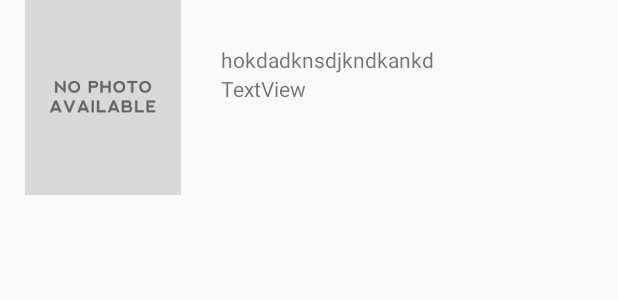
After one commit to Dannyang27/Kino, an Android app: the layout viewholder_cast.xml on its own in the app's theme, with its tools: preview values and no code run, on a phone screen of 412 x 824 dp. The commit adds this screen. Shown: the top 300 px of the screen. Run offline under Robolectric (Android 15) with nearby library versions, the phone set to English and light mode, and no system bars.

Commit message:
MovieDetailCast: Viewholder added to recyclerViewAdapter

```diff
--- a/app/src/main/java/com/example/ledannyyang/movies/Model/Credit/CastItem.kt
+++ b/app/src/main/java/com/example/ledannyyang/movies/Model/Credit/CastItem.kt
@@ -17,4 +17,4 @@ data class CastItem(@SerializedName("cast_id")
                     @SerializedName("order")
                     val order: Int = 0,
                     @SerializedName("profile_path")
-                    val profilePath: String = "")
+                    val profilePath: String? = "")
--- a/app/src/main/java/com/example/ledannyyang/movies/Model/Credit/CrewItem.kt
+++ b/app/src/main/java/com/example/ledannyyang/movies/Model/Credit/CrewItem.kt
@@ -15,4 +15,4 @@ data class CrewItem(@SerializedName("credit_id")
                     @SerializedName("name")
                     val name: String = "",
                     @SerializedName("profile_path")
-                    val profilePath: String = "")
+                    val profilePath: String? = "")
--- /dev/null
+++ b/app/src/main/res/layout/viewholder_cast.xml
@@ -0,0 +1,39 @@
+<?xml version="1.0" encoding="utf-8"?>
+<LinearLayout
+    xmlns:android="http://schemas.android.com/apk/res/android"
+    xmlns:app="http://schemas.android.com/apk/res-auto"
+    xmlns:tools="http://schemas.android.com/tools"
+    android:layout_width="match_parent"
+    android:layout_height="130dp"
+    android:orientation="horizontal">
+
+
+    <ImageView
+        android:id="@+id/cast_portrait"
+        android:layout_width="0dp"
+        android:layout_height="wrap_content"
+        android:layout_weight="1"
+        app:srcCompat="@drawable/nophoto"/>
+
+    <LinearLayout
+        android:layout_width="0dp"
+        android:layout_height="match_parent"
+        android:layout_weight="2"
+        android:paddingTop="30dp"
+        android:paddingLeft="10dp"
+        android:paddingRight="10dp"
+        android:orientation="vertical">
+
+        <TextView
+            android:id="@+id/movie_cast_name"
+            android:layout_width="match_parent"
+            android:layout_height="wrap_content"
+            android:text="hokdadknsdjkndkankd" />
+
+        <TextView
+            android:id="@+id/movie_cast_character"
+            android:layout_width="match_parent"
+            android:layout_height="wrap_content"
+            android:text="TextView" />
+    </LinearLayout>
+</LinearLayout>
```
Also changed, not shown: app/src/main/java/com/example/ledannyyang/movies/FragmentMovieDetail/MovieDetailCastFragment.kt (+31 -2 lines), app/src/main/java/com/example/ledannyyang/movies/RecyclerView/CastViewHolder.kt (added, +15 -0 lines), app/src/main/java/com/example/ledannyyang/movies/RecyclerView/MovieDetail/CastAdapter.kt (added, +33 -0 lines), app/src/main/java/com/example/ledannyyang/movies/Retrofit/RetrofitClient.kt (+8 -9 lines), app/src/main/res/layout/movie_detail_cast.xml (+4 -5 lines), app/src/main/res/layout/movie_detail_review.xml (+4 -5 lines).
